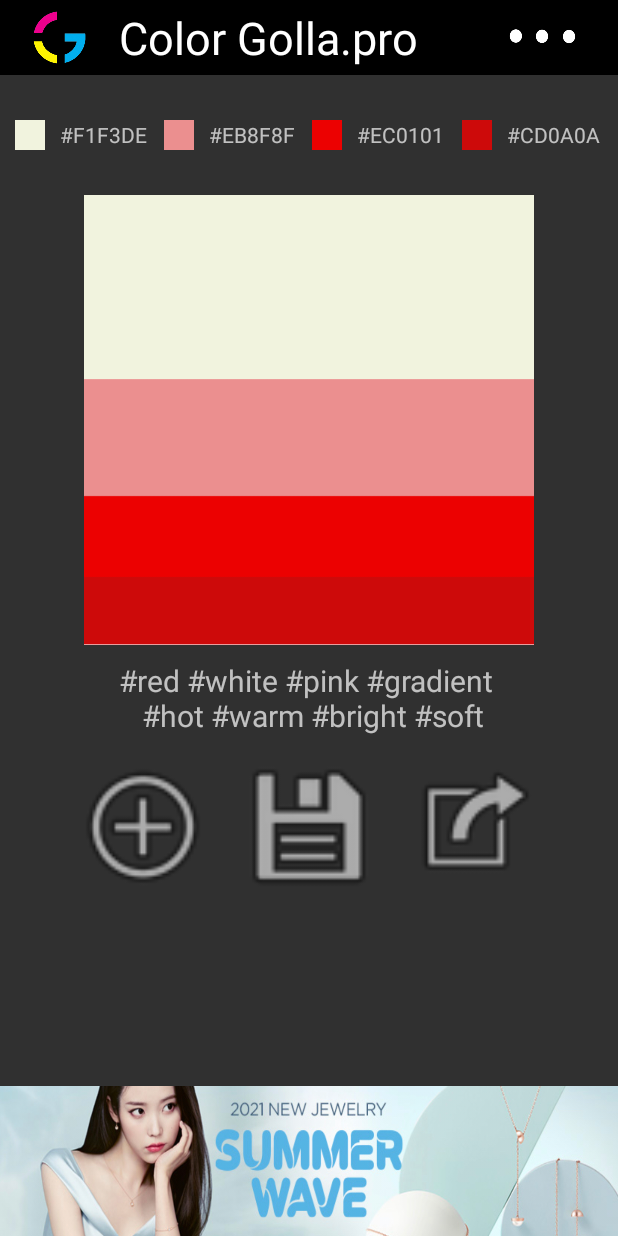
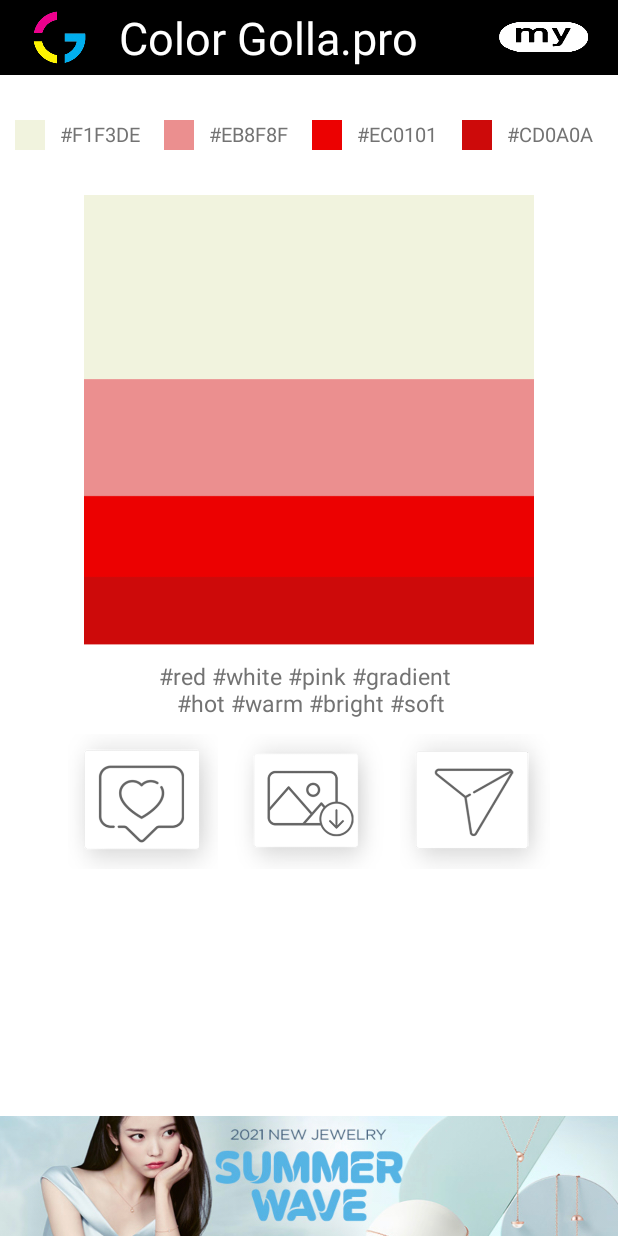
Before and after one commit to muyeyong-skku/colorgolla, an Android app: the DetailActivity screen opened directly, with no data from a screen before it, on a phone screen of 412 x 824 dp. Run offline under Robolectric (Android 15) with nearby library versions, the phone set to English and light mode, and no system bars.

Commit message:
여러가지 많이 수정함

```diff
--- a/app/src/main/AndroidManifest.xml
+++ b/app/src/main/AndroidManifest.xml
@@ -5,7 +5,7 @@
 
     <application
         android:allowBackup="true"
-        android:icon="@mipmap/ic_launcher"
+        android:icon="@drawable/logo"
         android:label="Color Golla"
         android:roundIcon="@drawable/logo"
         android:supportsRtl="true"
--- /dev/null
+++ b/app/src/main/java/com/example/muyeyong/AboutActivity.java
@@ -0,0 +1,4 @@
+package com.example.muyeyong;
+
+public class AboutActivity {
+}
--- a/app/src/main/res/layout/activity_detail.xml
+++ b/app/src/main/res/layout/activity_detail.xml
@@ -4,6 +4,7 @@
     xmlns:tools="http://schemas.android.com/tools"
     android:layout_width="match_parent"
     android:layout_height="match_parent"
+    android:background="@color/white"
     tools:context=".DetailActivity">
 
     <LinearLayout
@@ -39,12 +40,12 @@
         <ImageButton
             android:id="@+id/viewmore"
             android:layout_width="5dp"
-            android:layout_height="30dp"
+            android:layout_height="20dp"
             android:layout_gravity="center_vertical"
             android:layout_marginEnd="20dp"
             android:layout_marginRight="20dp"
             android:layout_weight="1"
-            android:background="@drawable/more" />
+            android:background="@drawable/my" />
 
 
     </LinearLayout>
@@ -79,6 +80,8 @@
                 android:layout_width="wrap_content"
                 android:layout_height="wrap_content"
                 android:layout_weight="1"
+                android:textSize="13dp"
+                android:textColor="@color/gray"
                 android:text="#F1F3DE" />
 
             <View
@@ -93,6 +96,8 @@
                 android:layout_width="wrap_content"
                 android:layout_height="wrap_content"
                 android:layout_weight="1"
+                android:textColor="@color/gray"
+                android:textSize="13dp"
                 android:text="#EB8F8F" />
 
             <View
@@ -107,6 +112,8 @@
                 android:layout_width="wrap_content"
                 android:layout_height="wrap_content"
                 android:layout_weight="1"
+                android:textSize="13dp"
+                android:textColor="@color/gray"
                 android:text="#EC0101" />
 
             <View
@@ -121,6 +128,8 @@
                 android:layout_width="wrap_content"
                 android:layout_height="wrap_content"
                 android:layout_weight="1"
+                android:textSize="13dp"
+                android:textColor="@color/gray"
                 android:text="#CD0A0A" />
 
 
@@ -140,9 +149,10 @@
             android:layout_gravity="center_horizontal"
             android:layout_marginVertical="10dp"
             android:layout_weight="1"
+            android:textColor="@color/gray"
             android:text="#red #white #pink #gradient \n #hot #warm #bright #soft"
             android:gravity="center"
-            android:textSize="20dp" />
+            android:textSize="15dp" />
 
         <LinearLayout
             android:layout_width="wrap_content"
@@ -152,32 +162,33 @@
 
 
             <ImageButton
-                android:id="@+id/likeButton"
+                android:id="@+id/likebtn"
                 android:layout_width="100dp"
-                android:layout_height="100dp"
+                android:layout_height="90dp"
                 android:layout_marginHorizontal="5dp"
-                android:background="@android:drawable/ic_menu_add" />
+                android:background="@drawable/like" />
 
             <ImageButton
                 android:id="@+id/savebtn"
                 android:layout_width="100dp"
-                android:layout_height="100dp"
+                android:layout_height="90dp"
                 android:layout_marginHorizontal="5dp"
-                android:background="@android:drawable/ic_menu_save" />
+                android:background="@drawable/save" />
 
             <ImageButton
                 android:id="@+id/sharebtn"
                 android:layout_width="100dp"
-                android:layout_height="100dp"
+                android:layout_height="90dp"
                 android:layout_marginHorizontal="5dp"
-                android:background="@android:drawable/ic_menu_set_as" />
+                android:background="@drawable/share" />
         </LinearLayout>
 
     </LinearLayout>
 
     <ImageView
         android:layout_width="match_parent"
-        android:layout_height="100dp"
+        android:layout_height="80dp"
+        android:adjustViewBounds="true"
         android:background="@drawable/ad"
         android:onClick="onButton2Clicked"
         app:layout_constraintBottom_toBottomOf="parent"
--- a/app/src/main/res/layout/activity_main.xml
+++ b/app/src/main/res/layout/activity_main.xml
@@ -40,12 +40,12 @@
         <ImageButton
             android:id="@+id/viewmore"
             android:layout_width="5dp"
-            android:layout_height="30dp"
+            android:layout_height="20dp"
             android:layout_gravity="center_vertical"
             android:layout_marginEnd="20dp"
             android:layout_marginRight="20dp"
             android:layout_weight="1"
-            android:background="@drawable/more"
+            android:background="@drawable/my"
             android:onClick="funcMoveUser"/>
 
 
--- a/app/src/main/res/menu/option_menu.xml
+++ b/app/src/main/res/menu/option_menu.xml
@@ -2,12 +2,12 @@
 <menu xmlns:android="http://schemas.android.com/apk/res/android">
     <item
         android:id="@+id/m1"
-        android:title="홈 화면" />
+        android:title="Home" />
     <item
         android:id="@+id/m2"
-        android:title="나의 프로필"/>
+        android:title="About"/>
     <item
         android:id="@+id/m3"
-        android:title="색상 상세보기"/>
+        android:title="Instagram"/>
 
 </menu>
--- a/app/src/main/res/values/colors.xml
+++ b/app/src/main/res/values/colors.xml
@@ -7,4 +7,5 @@
     <color name="teal_700">#FF018786</color>
     <color name="black">#FF000000</color>
     <color name="white">#FFFFFFFF</color>
+    <color name="gray">#737373</color>
 </resources>
```
Also changed, not shown: app/src/main/java/com/example/muyeyong/DetailActivity.java (+14 -2 lines), app/src/main/java/com/example/muyeyong/UserActivity.java (+8 -3 lines), app/src/main/res/layout/activity_about.xml (added, +64 -0 lines), app/src/main/res/layout/activity_user.xml (+6 -3 lines), app/src/main/res/drawable/like.png (added), app/src/main/res/drawable/my.png (added), app/src/main/res/drawable/save.png (added), app/src/main/res/drawable/share.png (added).
